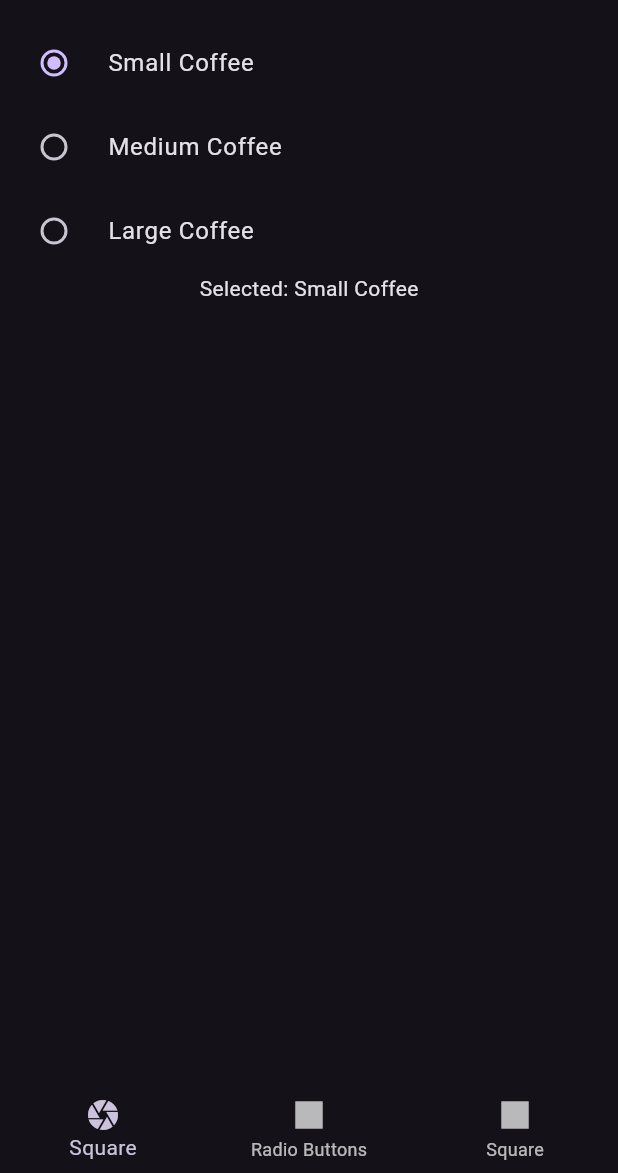
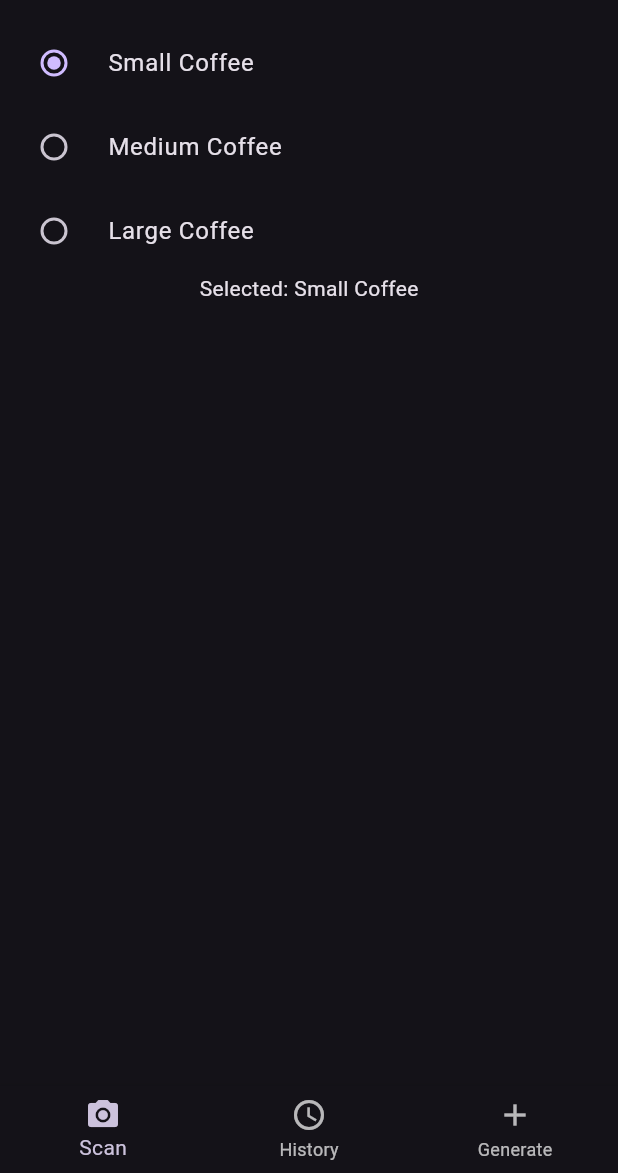
Before and after one commit to CodingArctic/iste252_project_3, a Flutter app: the screen it shows after launch, on a phone screen of 412 x 824 dp, the part 63-1236 px from its top. Run offline on Flutter 3.47's test engine with Material 3 defaults, Android fonts, the phone set to English and light mode, and no system bars.

Commit message:
icons and titles update

```diff
--- a/lib/bottom_nav_bar.dart
+++ b/lib/bottom_nav_bar.dart
@@ -38,16 +38,16 @@ class _BasicBottomNavBarState extends State<BasicBottomNavBar> {
       bottomNavigationBar: BottomNavigationBar(
         items: const <BottomNavigationBarItem>[
           BottomNavigationBarItem(
-            icon: Icon(Icons.camera),
-            label: 'Square',
+            icon: Icon(Icons.camera_alt),
+            label: 'Scan',
           ),
           BottomNavigationBarItem(
-            icon: Icon(Icons.square),
-            label: 'Radio Buttons',
+            icon: Icon(Icons.access_time),
+            label: 'History',
           ),
           BottomNavigationBarItem(
-            icon: Icon(Icons.square),
-            label: 'Square',
+            icon: Icon(Icons.add),
+            label: 'Generate',
           ),
         ],
         currentIndex: _selectedIndex,
```
